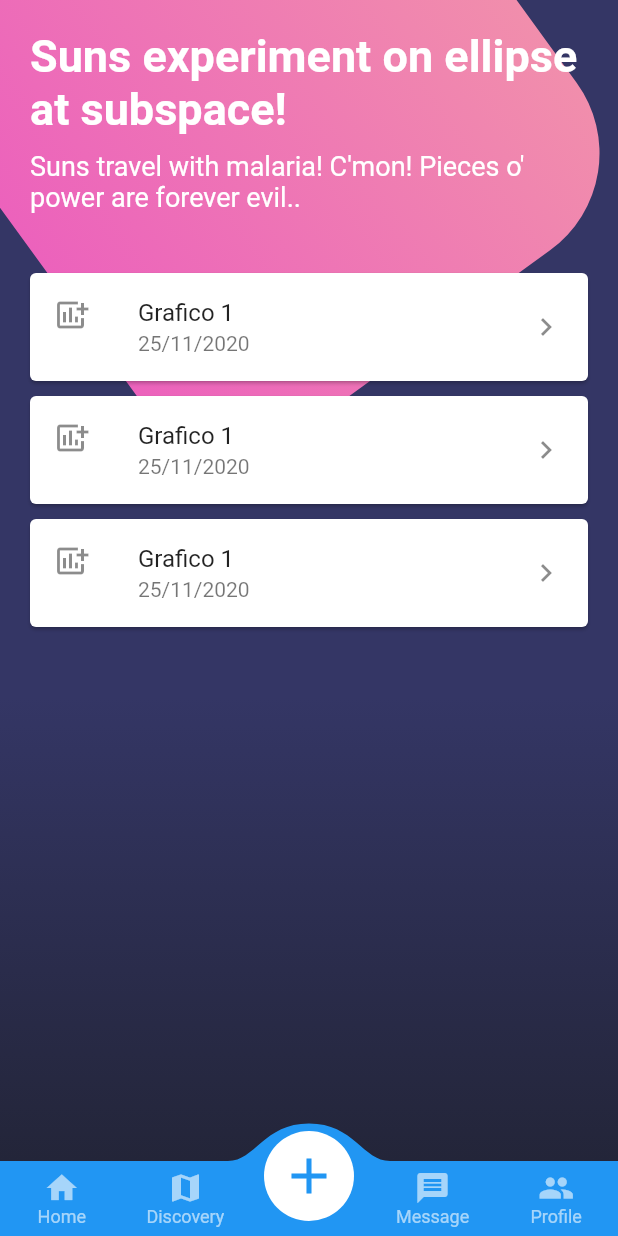
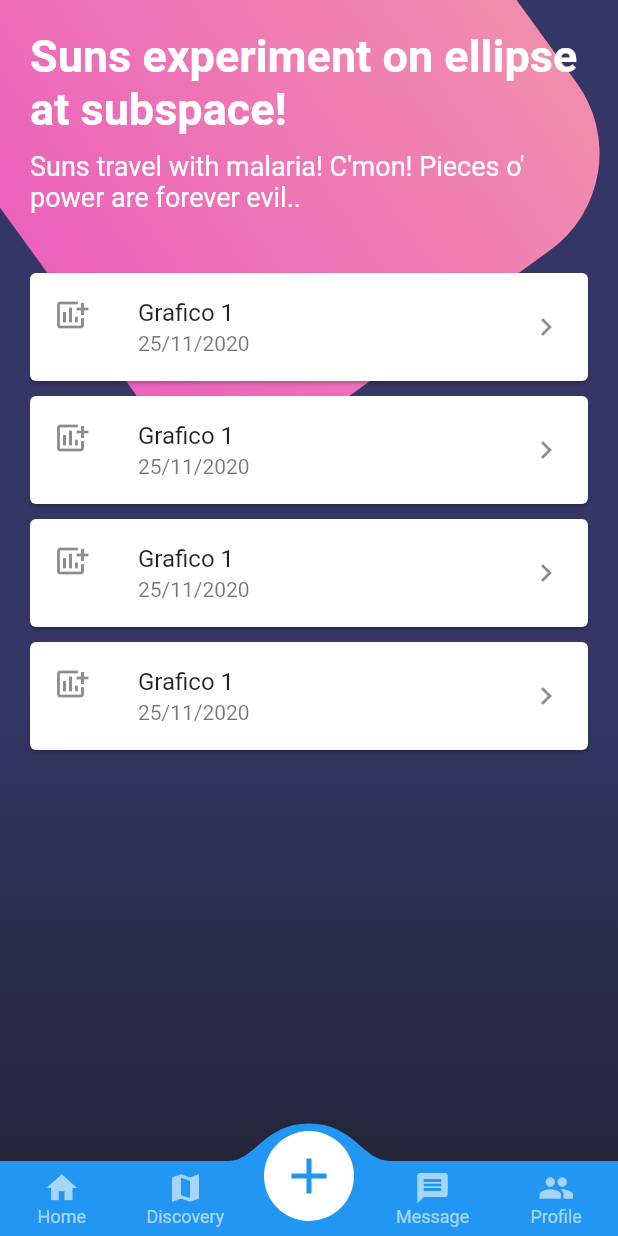
Before and after one commit to DannyStrelok/Flutter_dise-os, a Flutter app: the screen it shows after launch, on a phone screen of 412 x 824 dp. Run offline on Flutter 3.47's test engine with Material 2 defaults, Android fonts, the phone set to English and light mode, and no system bars; drawn by our look-alikes of convex_bottom_bar; our stand-ins replace fl_chart, syncfusion_flutter_charts.

Commit message:
Seguimos con los charts

```diff
--- a/lib/src/pages/grid_page.dart
+++ b/lib/src/pages/grid_page.dart
@@ -137,6 +137,16 @@ class GridPage extends StatelessWidget {
               onTap: () {},
             ),
           ),
+          Card(
+            margin: EdgeInsets.only(bottom: 10.0),
+            child: ListTile(
+              leading: Icon(Icons.add_chart),
+              title: Text('Grafico 1'),
+              subtitle: Text('25/11/2020'),
+              trailing: Icon(Icons.chevron_right),
+              onTap: () {},
+            ),
+          ),
 
         ],
       )
```
